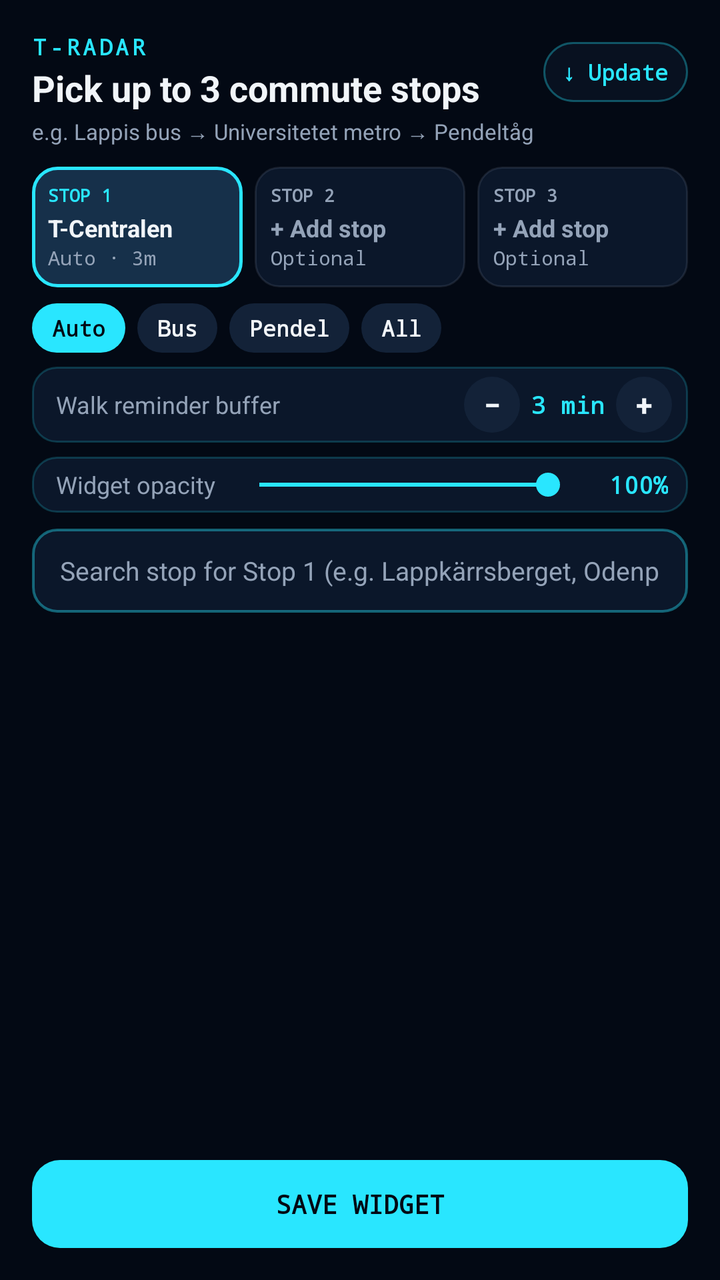
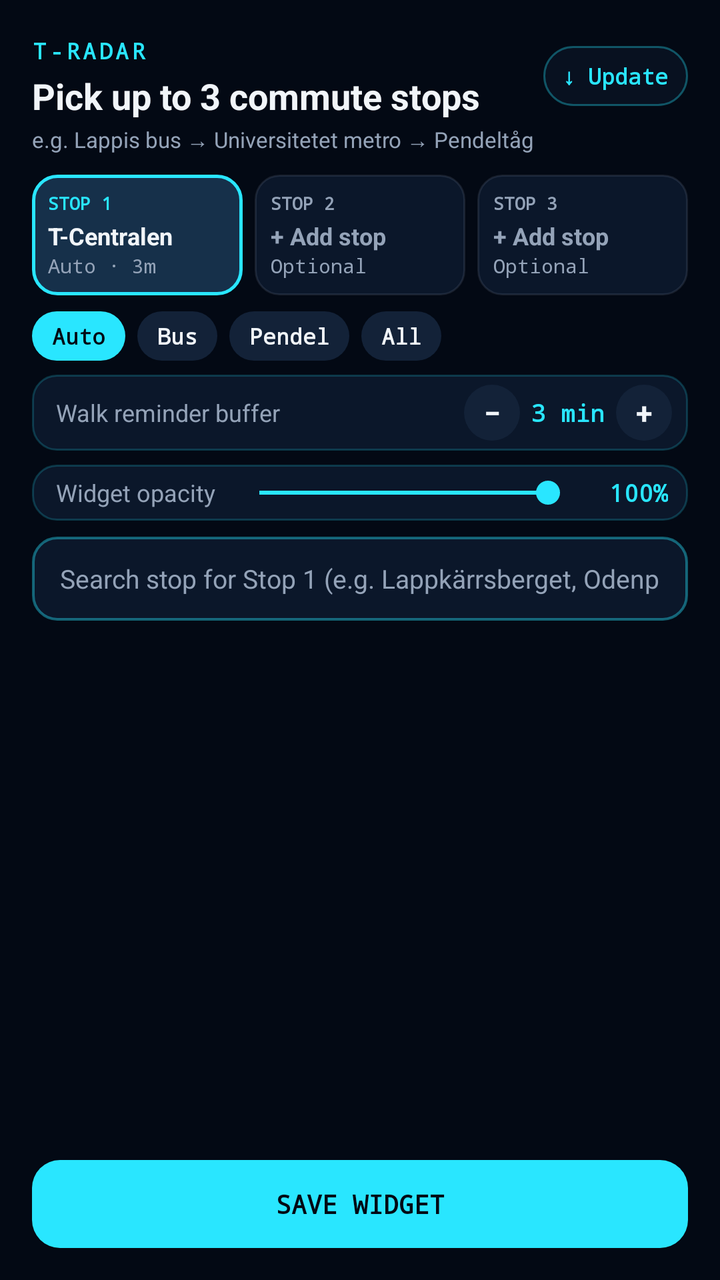

Compare the two renders of this Android layout. The source of the first and the diff that turns it into the second are given below.
<!-- AndroidManifest.xml: application theme Theme.SthlmMetro -->
<!-- res/layout/activity_widget_config.xml -->
<?xml version="1.0" encoding="utf-8"?>
<LinearLayout xmlns:android="http://schemas.android.com/apk/res/android"
    android:id="@+id/config_root"
    android:layout_width="match_parent"
    android:layout_height="match_parent"
    android:background="@color/bg_dark"
    android:orientation="vertical"
    android:padding="16dp">

    <LinearLayout
        android:layout_width="match_parent"
        android:layout_height="wrap_content"
        android:gravity="center_vertical"
        android:orientation="horizontal">

        <LinearLayout
            android:layout_width="0dp"
            android:layout_height="wrap_content"
            android:layout_weight="1"
            android:orientation="vertical">

            <TextView
                android:layout_width="wrap_content"
                android:layout_height="wrap_content"
                android:fontFamily="monospace"
                android:letterSpacing="0.14"
                android:text="T-RADAR"
                android:textColor="@color/cyan_accent"
                android:textSize="11sp"
                android:textStyle="bold" />

            <TextView
                android:layout_width="wrap_content"
                android:layout_height="wrap_content"
                android:layout_marginTop="1dp"
                android:text="Pick up to 3 commute stops"
                android:textColor="@color/text_primary"
                android:textSize="18sp"
                android:textStyle="bold" />
        </LinearLayout>

        <TextView
            android:id="@+id/config_update_btn"
            android:layout_width="wrap_content"
            android:layout_height="30dp"
            android:background="@drawable/update_pill_idle"
            android:fontFamily="monospace"
            android:gravity="center"
            android:paddingStart="10dp"
            android:paddingEnd="10dp"
            android:text="↓ Update"
            android:textColor="@color/cyan_accent"
            android:textSize="11sp"
            android:textStyle="bold" />
    </LinearLayout>

    <TextView
        android:id="@+id/config_subtitle"
        android:layout_width="match_parent"
        android:layout_height="wrap_content"
        android:layout_marginTop="2dp"
        android:text="e.g. Lappis bus → Universitetet metro → Pendeltåg"
        android:textColor="@color/text_secondary"
        android:textSize="11sp" />

    
    <LinearLayout
        android:layout_width="match_parent"
        android:layout_height="wrap_content"
        android:layout_marginTop="10dp"
        android:orientation="horizontal">

        <LinearLayout
            android:id="@+id/slot_btn_0"
            android:layout_width="0dp"
            android:layout_height="wrap_content"
            android:layout_marginEnd="6dp"
            android:layout_weight="1"
            android:background="@drawable/slot_pill_active"
            android:orientation="vertical"
            android:padding="8dp">

            <TextView
                android:layout_width="wrap_content"
                android:layout_height="wrap_content"
                android:fontFamily="monospace"
                android:text="STOP 1"
                android:textColor="@color/cyan_accent"
                android:textSize="9sp"
                android:textStyle="bold" />

            <TextView
                android:id="@+id/slot_label_0"
                android:layout_width="match_parent"
                android:layout_height="wrap_content"
                android:layout_marginTop="2dp"
                android:ellipsize="end"
                android:maxLines="1"
                android:text="T-Centralen"
                android:textColor="@color/text_primary"
                android:textSize="12sp"
                android:textStyle="bold" />

            <TextView
                android:id="@+id/slot_mode_0"
                android:layout_width="match_parent"
                android:layout_height="wrap_content"
                android:ellipsize="end"
                android:fontFamily="monospace"
                android:maxLines="1"
                android:text="Auto · 3m"
                android:textColor="@color/text_secondary"
                android:textSize="10sp" />
        </LinearLayout>

        <LinearLayout
            android:id="@+id/slot_btn_1"
            android:layout_width="0dp"
            android:layout_height="wrap_content"
            android:layout_marginEnd="6dp"
            android:layout_weight="1"
            android:background="@drawable/slot_pill_idle"
            android:orientation="vertical"
            android:padding="8dp">

            <TextView
                android:layout_width="wrap_content"
                android:layout_height="wrap_content"
                android:fontFamily="monospace"
                android:text="STOP 2"
                android:textColor="@color/text_secondary"
                android:textSize="9sp"
                android:textStyle="bold" />

            <TextView
                android:id="@+id/slot_label_1"
                android:layout_width="match_parent"
                android:layout_height="wrap_content"
                android:layout_marginTop="2dp"
                android:ellipsize="end"
                android:maxLines="1"
                android:text="+ Add stop"
                android:textColor="@color/text_secondary"
                android:textSize="12sp"
                android:textStyle="bold" />

            <TextView
                android:id="@+id/slot_mode_1"
                android:layout_width="match_parent"
                android:layout_height="wrap_content"
                android:ellipsize="end"
                android:fontFamily="monospace"
                android:maxLines="1"
                android:text="Optional"
                android:textColor="@color/text_secondary"
                android:textSize="10sp" />
        </LinearLayout>

        <LinearLayout
            android:id="@+id/slot_btn_2"
            android:layout_width="0dp"
            android:layout_height="wrap_content"
            android:layout_weight="1"
            android:background="@drawable/slot_pill_idle"
            android:orientation="vertical"
            android:padding="8dp">

            <TextView
                android:layout_width="wrap_content"
                android:layout_height="wrap_content"
                android:fontFamily="monospace"
                android:text="STOP 3"
                android:textColor="@color/text_secondary"
                android:textSize="9sp"
                android:textStyle="bold" />

            <TextView
                android:id="@+id/slot_label_2"
                android:layout_width="match_parent"
                android:layout_height="wrap_content"
                android:layout_marginTop="2dp"
                android:ellipsize="end"
                android:maxLines="1"
                android:text="+ Add stop"
                android:textColor="@color/text_secondary"
                android:textSize="12sp"
                android:textStyle="bold" />

            <TextView
                android:id="@+id/slot_mode_2"
                android:layout_width="match_parent"
                android:layout_height="wrap_content"
                android:ellipsize="end"
                android:fontFamily="monospace"
                android:maxLines="1"
                android:text="Optional"
                android:textColor="@color/text_secondary"
                android:textSize="10sp" />
        </LinearLayout>
    </LinearLayout>

    
    <LinearLayout
        android:layout_width="match_parent"
        android:layout_height="wrap_content"
        android:layout_marginTop="8dp"
        android:gravity="center_vertical"
        android:orientation="horizontal">

        <TextView
            android:id="@+id/chip_auto"
            android:layout_width="wrap_content"
            android:layout_height="wrap_content"
            android:layout_marginEnd="6dp"
            android:background="@drawable/chip_active"
            android:fontFamily="monospace"
            android:paddingStart="10dp"
            android:paddingTop="5dp"
            android:paddingEnd="10dp"
            android:paddingBottom="5dp"
            android:text="Auto"
            android:textColor="@color/bg_dark"
            android:textSize="11sp"
            android:textStyle="bold" />

        <TextView
            android:id="@+id/chip_bus"
            android:layout_width="wrap_content"
            android:layout_height="wrap_content"
            android:layout_marginEnd="6dp"
            android:background="@drawable/chip_idle"
            android:fontFamily="monospace"
            android:paddingStart="10dp"
            android:paddingTop="5dp"
            android:paddingEnd="10dp"
            android:paddingBottom="5dp"
            android:text="Bus"
            android:textColor="@color/text_primary"
            android:textSize="11sp"
            android:textStyle="bold" />

        <TextView
            android:id="@+id/chip_pendel"
            android:layout_width="wrap_content"
            android:layout_height="wrap_content"
            android:layout_marginEnd="6dp"
            android:background="@drawable/chip_idle"
            android:fontFamily="monospace"
            android:paddingStart="10dp"
            android:paddingTop="5dp"
            android:paddingEnd="10dp"
            android:paddingBottom="5dp"
            android:text="Pendel"
            android:textColor="@color/text_primary"
            android:textSize="11sp"
            android:textStyle="bold" />

        <TextView
            android:id="@+id/chip_all"
            android:layout_width="wrap_content"
            android:layout_height="wrap_content"
            android:background="@drawable/chip_idle"
            android:fontFamily="monospace"
            android:paddingStart="10dp"
            android:paddingTop="5dp"
            android:paddingEnd="10dp"
            android:paddingBottom="5dp"
            android:text="All"
            android:textColor="@color/text_primary"
            android:textSize="11sp"
            android:textStyle="bold" />

        <View
            android:layout_width="0dp"
            android:layout_height="1dp"
            android:layout_weight="1" />

        <TextView
            android:id="@+id/btn_clear_slot"
            android:layout_width="wrap_content"
            android:layout_height="wrap_content"
            android:fontFamily="monospace"
            android:padding="5dp"
            android:text="Remove"
            android:textColor="@color/rose_cancel"
            android:textSize="11sp"
            android:textStyle="bold"
            android:visibility="gone" />
    </LinearLayout>

    
    <LinearLayout
        android:id="@+id/config_walk_bar"
        android:layout_width="match_parent"
        android:layout_height="wrap_content"
        android:layout_marginTop="7dp"
        android:background="@drawable/config_row_bg"
        android:gravity="center_vertical"
        android:orientation="horizontal"
        android:paddingStart="12dp"
        android:paddingTop="5dp"
        android:paddingEnd="8dp"
        android:paddingBottom="5dp">

        <TextView
            android:layout_width="0dp"
            android:layout_height="wrap_content"
            android:layout_weight="1"
            android:text="Walk reminder buffer"
            android:textColor="@color/text_secondary"
            android:textSize="12sp" />

        <TextView
            android:id="@+id/config_walk_minus"
            android:layout_width="28dp"
            android:layout_height="28dp"
            android:background="@drawable/chip_idle"
            android:gravity="center"
            android:text="−"
            android:textColor="@color/text_primary"
            android:textSize="15sp"
            android:textStyle="bold" />

        <TextView
            android:id="@+id/config_walk_value"
            android:layout_width="48dp"
            android:layout_height="wrap_content"
            android:fontFamily="monospace"
            android:gravity="center"
            android:text="3 min"
            android:textColor="@color/cyan_accent"
            android:textSize="12sp"
            android:textStyle="bold" />

        <TextView
            android:id="@+id/config_walk_plus"
            android:layout_width="28dp"
            android:layout_height="28dp"
            android:background="@drawable/chip_idle"
            android:gravity="center"
            android:text="+"
            android:textColor="@color/text_primary"
            android:textSize="15sp"
            android:textStyle="bold" />
    </LinearLayout>

    
    <LinearLayout
        android:layout_width="match_parent"
        android:layout_height="wrap_content"
        android:layout_marginTop="7dp"
        android:background="@drawable/config_row_bg"
        android:gravity="center_vertical"
        android:orientation="horizontal"
        android:paddingStart="12dp"
        android:paddingTop="5dp"
        android:paddingEnd="10dp"
        android:paddingBottom="5dp">

        <TextView
            android:layout_width="wrap_content"
            android:layout_height="wrap_content"
            android:text="Widget opacity"
            android:textColor="@color/text_secondary"
            android:textSize="12sp" />

        <SeekBar
            android:id="@+id/config_opacity_seek"
            android:layout_width="0dp"
            android:layout_height="wrap_content"
            android:layout_marginStart="6dp"
            android:layout_marginEnd="4dp"
            android:layout_weight="1"
            android:max="100"
            android:progress="100"
            android:progressTint="@color/cyan_accent"
            android:thumbTint="@color/cyan_accent" />

        <TextView
            android:id="@+id/config_opacity_value"
            android:layout_width="40dp"
            android:layout_height="wrap_content"
            android:fontFamily="monospace"
            android:gravity="end"
            android:text="100%"
            android:textColor="@color/cyan_accent"
            android:textSize="12sp"
            android:textStyle="bold" />
    </LinearLayout>

    <EditText
        android:id="@+id/station_search_input"
        android:layout_width="match_parent"
        android:layout_height="42dp"
        android:layout_marginTop="8dp"
        android:background="@drawable/input_bg"
        android:hint="Search stop for Stop 1 (e.g. Lappkärrsberget, Odenplan…)"
        android:imeOptions="actionSearch"
        android:inputType="text"
        android:maxLines="1"
        android:paddingStart="14dp"
        android:paddingEnd="14dp"
        android:textColor="@color/text_primary"
        android:textColorHint="@color/text_secondary"
        android:textSize="13sp" />

    <ListView
        android:id="@+id/station_list_view"
        android:layout_width="match_parent"
        android:layout_height="0dp"
        android:layout_marginTop="8dp"
        android:layout_weight="1"
        android:divider="@android:color/transparent"
        android:dividerHeight="7dp" />

    <TextView
        android:id="@+id/btn_save_widget"
        android:layout_width="match_parent"
        android:layout_height="44dp"
        android:layout_marginTop="8dp"
        android:background="@drawable/btn_save_bg"
        android:fontFamily="monospace"
        android:gravity="center"
        android:text="SAVE WIDGET"
        android:textColor="@color/bg_dark"
        android:textSize="13sp"
        android:textStyle="bold" />

</LinearLayout>
<!-- resources referenced by this layout -->
<resources>
  <color name="bg_dark">#030914</color>
  <color name="cyan_accent">#29E6FF</color>
  <color name="rose_cancel">#FB7185</color>
  <color name="text_primary">#F1F5F9</color>
  <color name="text_secondary">#94A3B8</color>
  <!-- drawable btn_save_bg (drawable) -->
  <?xml version="1.0" encoding="utf-8"?>
  <shape xmlns:android="http://schemas.android.com/apk/res/android"
      android:shape="rectangle">
      <solid android:color="#29E6FF" />
      <corners android:radius="14dp" />
  </shape>
  <!-- drawable chip_active (drawable) -->
  <?xml version="1.0" encoding="utf-8"?>
  <shape xmlns:android="http://schemas.android.com/apk/res/android"
      android:shape="rectangle">
      <solid android:color="#29E6FF" />
      <corners android:radius="999dp" />
  </shape>
  <!-- drawable chip_idle (drawable) -->
  <?xml version="1.0" encoding="utf-8"?>
  <shape xmlns:android="http://schemas.android.com/apk/res/android"
      android:shape="rectangle">
      <solid android:color="#132238" />
      <corners android:radius="999dp" />
  </shape>
  <!-- drawable config_row_bg (drawable) -->
  <?xml version="1.0" encoding="utf-8"?>
  <shape xmlns:android="http://schemas.android.com/apk/res/android"
      android:shape="rectangle">
      <solid android:color="#0B172A" />
      <stroke
          android:width="1dp"
          android:color="#3329E6FF" />
      <corners android:radius="12dp" />
  </shape>
  <!-- drawable input_bg (drawable) -->
  <?xml version="1.0" encoding="utf-8"?>
  <shape xmlns:android="http://schemas.android.com/apk/res/android"
      android:shape="rectangle">
      <solid android:color="#0B172A" />
      <stroke
          android:width="1.2dp"
          android:color="#6629E6FF" />
      <corners android:radius="12dp" />
  </shape>
  <!-- drawable slot_pill_active (drawable) -->
  <?xml version="1.0" encoding="utf-8"?>
  <shape xmlns:android="http://schemas.android.com/apk/res/android"
      android:shape="rectangle">
      <solid android:color="#16304A" />
      <stroke
          android:width="1.8dp"
          android:color="#29E6FF" />
      <corners android:radius="12dp" />
  </shape>
  <!-- drawable slot_pill_idle (drawable) -->
  <?xml version="1.0" encoding="utf-8"?>
  <shape xmlns:android="http://schemas.android.com/apk/res/android"
      android:shape="rectangle">
      <solid android:color="#0B172A" />
      <stroke
          android:width="1dp"
          android:color="#2694A3B8" />
      <corners android:radius="12dp" />
  </shape>
  <!-- drawable update_pill_idle (drawable) -->
  <?xml version="1.0" encoding="utf-8"?>
  <shape xmlns:android="http://schemas.android.com/apk/res/android"
      android:shape="rectangle">
      <solid android:color="#CC091324" />
      <stroke
          android:width="1dp"
          android:color="#5529E6FF" />
      <corners android:radius="999dp" />
  </shape>
  <style name="Theme.SthlmMetro" parent="Theme.MaterialComponents.DayNight.NoActionBar">
          <item name="colorPrimary">@color/cyan_accent</item>
          <item name="colorPrimaryVariant">@color/card_bg</item>
          <item name="colorOnPrimary">@color/bg_dark</item>
          <item name="android:windowBackground">@color/bg_dark</item>
          <item name="android:statusBarColor">@color/bg_dark</item>
          <item name="android:navigationBarColor">@color/bg_dark</item>
      </style>
  <color name="card_bg">#050D1A</color>
</resources>

<!-- the commit's change to res/layout/activity_widget_config.xml (unified diff, before → after) -->
@@ -20,10 +20,13 @@
             android:orientation="vertical">
 
             <TextView
+                android:id="@+id/config_brand_title"
                 android:layout_width="wrap_content"
                 android:layout_height="wrap_content"
                 android:fontFamily="monospace"
                 android:letterSpacing="0.14"
+                android:paddingTop="2dp"
+                android:paddingBottom="2dp"
                 android:text="T-RADAR"
                 android:textColor="@color/cyan_accent"
                 android:textSize="11sp"
